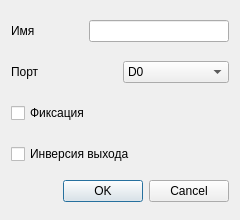
sseitov/Megatron, file Megatron-video/buttonsetup.ui: the form before one commit.
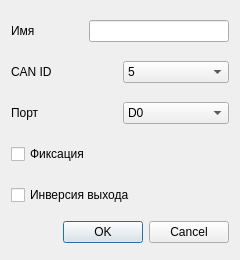
The form after the commit.

What changed in the file:
```diff
--- a/Megatron-video/buttonsetup.ui
+++ b/Megatron-video/buttonsetup.ui
@@ -7,19 +7,19 @@
     <x>0</x>
     <y>0</y>
     <width>240</width>
-    <height>220</height>
+    <height>260</height>
    </rect>
   </property>
   <property name="minimumSize">
    <size>
     <width>240</width>
-    <height>220</height>
+    <height>260</height>
    </size>
   </property>
   <property name="maximumSize">
    <size>
     <width>240</width>
-    <height>220</height>
+    <height>260</height>
    </size>
   </property>
   <property name="windowTitle">
@@ -65,6 +65,43 @@
      </item>
     </layout>
    </item>
+   <item>
+    <layout class="QHBoxLayout" name="horizontalLayout_3">
+     <item>
+      <widget class="QLabel" name="label_3">
+       <property name="minimumSize">
+        <size>
+         <width>0</width>
+         <height>30</height>
+        </size>
+       </property>
+       <property name="maximumSize">
+        <size>
+         <width>16777215</width>
+         <height>30</height>
+        </size>
+       </property>
+       <property name="text">
+        <string>CAN ID</string>
+       </property>
+      </widget>
+     </item>
+     <item>
+      <widget class="QComboBox" name="canID">
+       <item>
+        <property name="text">
+         <string>5</string>
+        </property>
+       </item>
+       <item>
+        <property name="text">
+         <string>4</string>
+        </property>
+       </item>
+      </widget>
+     </item>
+    </layout>
+   </item>
    <item>
     <layout class="QHBoxLayout" name="horizontalLayout_2">
      <item>
```
